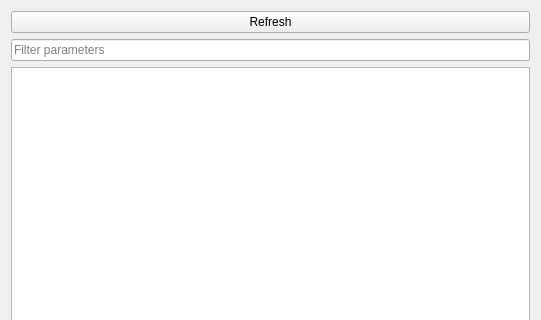
First picture: the form in resource/RosParam.ui, repository heuristicus/rqt_rosparam, before the edit; both pictures show x 0 to 541 and y 0 to 320 of the 541 by 500 pixel window.
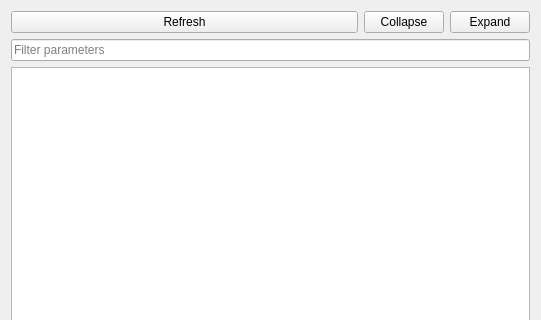
Second picture: the form after the edit.

Commit message: add buttons to expand and collapse all tree items

What changed in the file:
```diff
--- a/resource/RosParam.ui
+++ b/resource/RosParam.ui
@@ -15,13 +15,43 @@
   </property>
   <layout class="QVBoxLayout" name="verticalLayout">
    <item>
+    <layout class="QHBoxLayout" name="buttonsLayout">
+     <item>
     <widget class="QPushButton" name="refreshButton">
+       <property name="sizePolicy">
+        <sizepolicy hsizetype="Expanding" vsizetype="Fixed">
+         <horstretch>0</horstretch>
+         <verstretch>0</verstretch>
+        </sizepolicy>
+       </property>
      <property name="text">
       <string>Refresh</string>
      </property>
     </widget>
    </item>
    <item>
+      <widget class="QPushButton" name="collapseButton">
+       <property name="toolTip">
+        <string>Collapse tree</string>
+       </property>
+       <property name="text">
+        <string>Collapse</string>
+       </property>
+      </widget>
+     </item>
+     <item>
+      <widget class="QPushButton" name="expandButton">
+       <property name="toolTip">
+        <string>Expand tree</string>
+       </property>
+       <property name="text">
+        <string>Expand</string>
+       </property>
+      </widget>
+     </item>
+    </layout>
+   </item>
+   <item>
     <widget class="QLineEdit" name="filterEntry">
      <property name="placeholderText">
       <string>Filter parameters</string>
```
Left out of the diff: 2 changed lines with no effect on the pictures. Lines whose indentation alone changed are shown as unchanged. The commit also changes 1 other file.
